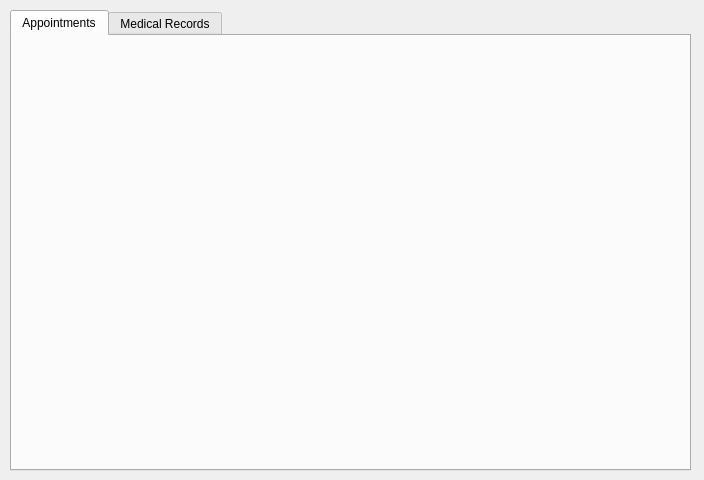
Qt form doctorwindow.ui (Moaz-Allam-Flutter/Hospital_System) before a commit.
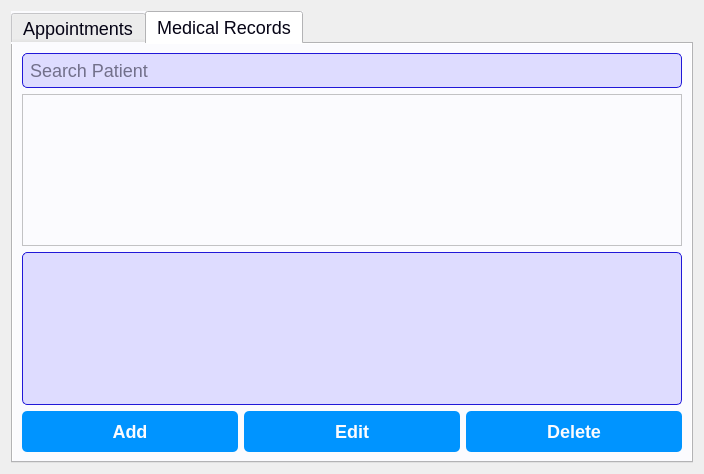
The same form after that commit.

Commit message: creating the medical record form and chagne some styling by Kiro

```diff
--- a/doctorwindow.ui
+++ b/doctorwindow.ui
@@ -7,35 +7,175 @@
     <x>0</x>
     <y>0</y>
     <width>704</width>
-    <height>480</height>
+    <height>474</height>
    </rect>
   </property>
   <property name="windowTitle">
    <string>Dialog</string>
   </property>
-  <widget class="QTabWidget" name="tabWidget">
-   <property name="geometry">
-    <rect>
-     <x>10</x>
-     <y>10</y>
-     <width>681</width>
-     <height>461</height>
-    </rect>
-   </property>
-   <property name="currentIndex">
-    <number>0</number>
-   </property>
-   <widget class="QWidget" name="tab">
-    <attribute name="title">
-     <string>Appointments</string>
-    </attribute>
-   </widget>
-   <widget class="QWidget" name="tab_2">
-    <attribute name="title">
-     <string>Medical Records</string>
-    </attribute>
-   </widget>
-  </widget>
+  <layout class="QVBoxLayout" name="verticalLayout">
+   <item>
+    <widget class="QTabWidget" name="tabWidget">
+     <property name="styleSheet">
+      <string notr="true">/* General Styles */
+QWidget {
+    background-color: #fbfbfe;
+    font-family: 'Segoe UI', Tahoma, Geneva, Verdana, sans-serif;
+    font-size: 18px;
+    color: #050315;
+}
+
+/* QLabel Styles */
+QLabel {
+    color: #050315;
+    font-size: 18px;
+    font-weight: bold;
+}
+
+/* QLineEdit Styles */
+QLineEdit {
+    background-color: #dedcff;
+    border: 1px solid #2118d8;
+    border-radius: 5px;
+    padding: 5px;
+    font-size: 18px;
+    color: #050315;
+}
+
+/* QTextEdit Styles */
+QTextEdit {
+    background-color: #dedcff;
+    border: 1px solid #2118d8;
+    border-radius: 5px;
+    padding: 5px;
+    font-size: 18px;
+    color: #050315;
+}
+
+/* QPushButton Styles */
+QPushButton {
+    background-color: #0094ff;
+    color: #fbfbfe;
+    border: none;
+    border-radius: 5px;
+    padding: 10px 20px;
+    font-size: 18px;
+    font-weight: bold;
+}
+
+QPushButton:hover {
+    background-color: #433bff;
+}
+
+QPushButton:pressed {
+    background-color: #2118d8;
+    padding-left: 15px;
+    padding-top: 15px;
+}
+
+/* Save Button Specific Styles */
+QPushButton#pushButtonSave {
+    background-color: #0094ff;
+    color: #fbfbfe;
+}
+
+QPushButton#pushButtonSave:hover {
+    background-color: #433bff;
+}
+
+QPushButton#pushButtonSave:pressed {
+    background-color: #2118d8;
+    padding-left: 15px;
+    padding-top: 15px;
+}
+</string>
+     </property>
+     <property name="currentIndex">
+      <number>1</number>
+     </property>
+     <widget class="QWidget" name="appointmentsTab">
+      <attribute name="title">
+       <string>Appointments</string>
+      </attribute>
+      <layout class="QVBoxLayout" name="verticalLayout_2">
+       <item>
+        <widget class="QTableView" name="appointmentsTable"/>
+       </item>
+       <item>
+        <layout class="QHBoxLayout" name="buttonsLayout">
+         <item>
+          <widget class="QPushButton" name="addAppointmentButton">
+           <property name="text">
+            <string>Add</string>
+           </property>
+          </widget>
+         </item>
+         <item>
+          <widget class="QPushButton" name="editAppointmentButton">
+           <property name="text">
+            <string>Edit</string>
+           </property>
+          </widget>
+         </item>
+         <item>
+          <widget class="QPushButton" name="deleteAppointmentButton">
+           <property name="text">
+            <string>Delete</string>
+           </property>
+          </widget>
+         </item>
+        </layout>
+       </item>
+      </layout>
+     </widget>
+     <widget class="QWidget" name="medicalRecordsTab">
+      <attribute name="title">
+       <string>Medical Records</string>
+      </attribute>
+      <layout class="QVBoxLayout" name="verticalLayout_3">
+       <item>
+        <widget class="QLineEdit" name="searchBar">
+         <property name="placeholderText">
+          <string>Search Patient</string>
+         </property>
+        </widget>
+       </item>
+       <item>
+        <widget class="QListView" name="patientList"/>
+       </item>
+       <item>
+        <widget class="QTextEdit" name="medicalRecordDetails"/>
+       </item>
+       <item>
+        <layout class="QHBoxLayout" name="buttonsLayout2">
+         <item>
+          <widget class="QPushButton" name="addRecordButton">
+           <property name="text">
+            <string>Add</string>
+           </property>
+          </widget>
+         </item>
+         <item>
+          <widget class="QPushButton" name="editRecordButton">
+           <property name="text">
+            <string>Edit</string>
+           </property>
+          </widget>
+         </item>
+         <item>
+          <widget class="QPushButton" name="deleteRecordButton">
+           <property name="text">
+            <string>Delete</string>
+           </property>
+          </widget>
+         </item>
+        </layout>
+       </item>
+      </layout>
+     </widget>
+    </widget>
+   </item>
+  </layout>
  </widget>
  <resources/>
  <connections/>
```
Left out of the diff: 2 changed lines with no effect on the pictures. The commit also changes 73 other files.
